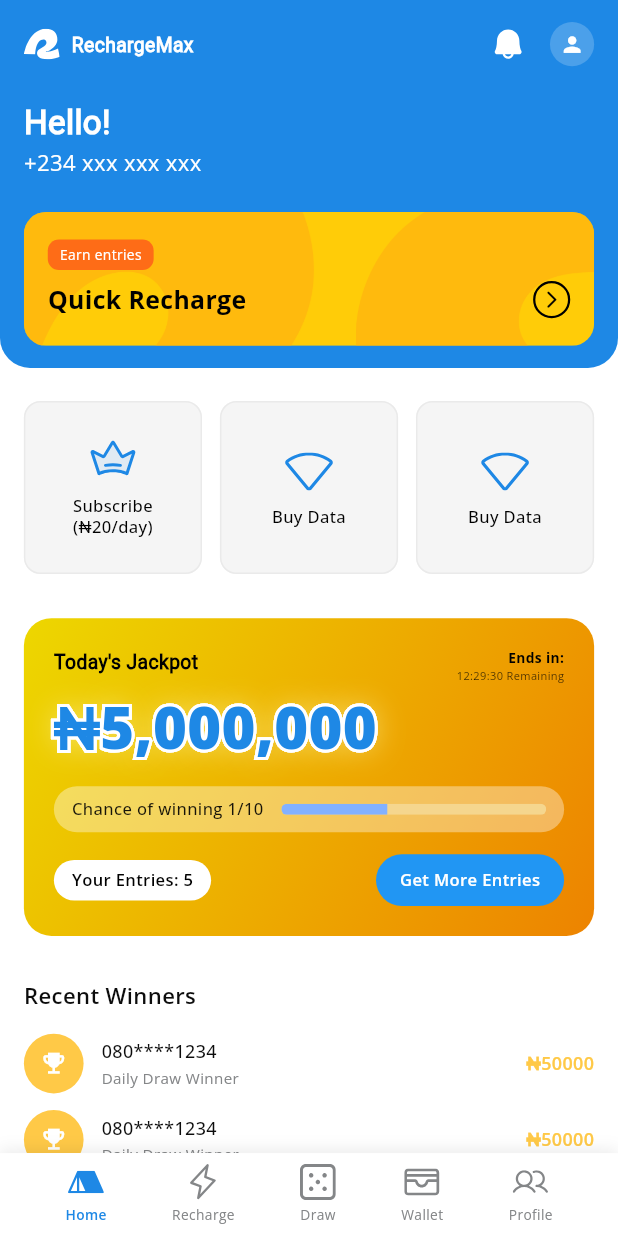
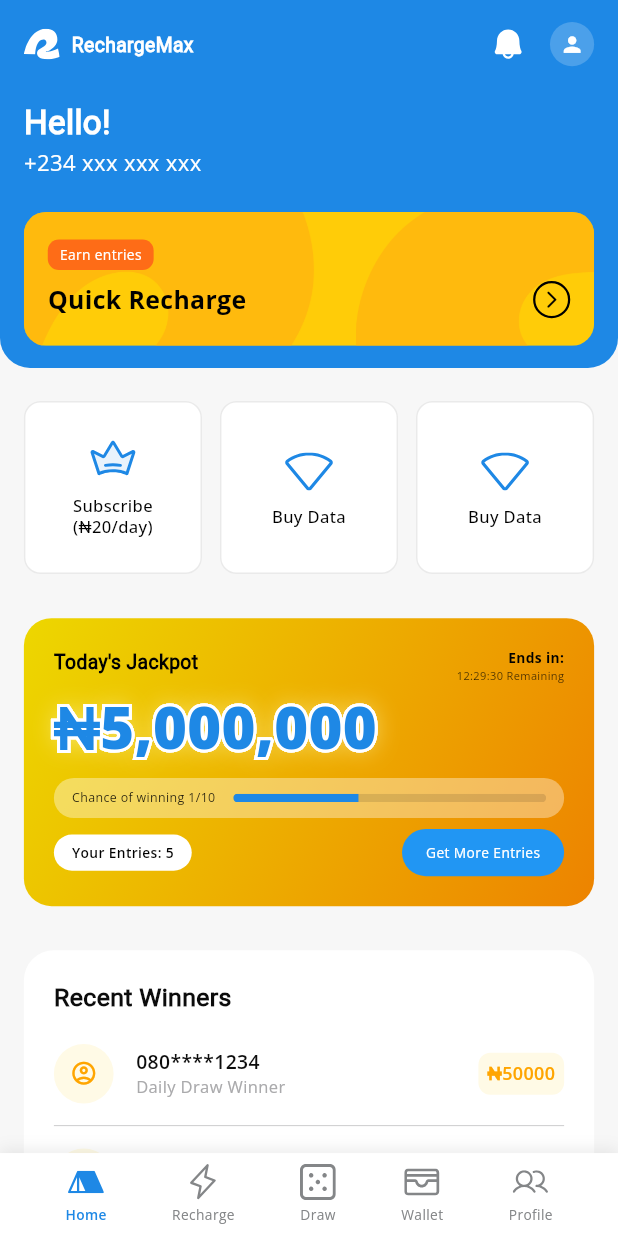
Before and after one commit to Nakeel/rechargeMax, a Flutter app: the HomeScreen screen opened by its route, on a phone screen of 412 x 824 dp. Run offline on Flutter 3.47's test engine with Material 3 defaults, Android fonts, the light colour scheme and no system bars; our stand-ins replace audioplayers, auto_size_text, calendar_date_picker2, confetti, dartz, date_format and 22 more; missing offline and left inert: internet_file, pdfx; accounts and stored records are empty; project files that could hold a hidden picture were left out.

Commit message:
Fixed the custom tier widget based on level type

```diff
--- a/lib/common/widgets/glow_text_widget.dart
+++ b/lib/common/widgets/glow_text_widget.dart
@@ -1,4 +1,5 @@
 import 'package:flutter/material.dart';
+import 'package:recharge_max/core/ui/app_theme.dart';
 
 class GlowTextWidget extends StatelessWidget {
   final String text;
@@ -9,6 +10,7 @@ class GlowTextWidget extends StatelessWidget {
   final double outlineWidth;
   final double shadowBlur;
   final Color shadowColor;
+  // final String fontFamily;
 
   const GlowTextWidget({
     super.key,
@@ -19,6 +21,7 @@ class GlowTextWidget extends StatelessWidget {
     this.outlineColor = Colors.white,
     this.outlineWidth = 6,
     this.shadowBlur = 20,
+    // this.fontFamily =  'Roboto' ,
     this.shadowColor = const Color(0xFFFFF59D), // Yellow glow
   });
 
@@ -32,6 +35,7 @@ class GlowTextWidget extends StatelessWidget {
           style: TextStyle(
             fontSize: fontSize,
             fontWeight: fontWeight,
+            // fontFamily: fontFamily,
             foreground: Paint()
               ..style = PaintingStyle.stroke
               ..strokeWidth = outlineWidth
--- a/lib/core/ui/assets.dart
+++ b/lib/core/ui/assets.dart
@@ -13,6 +13,9 @@ class Assets {
 
   static const String appLogo = 'assets/images/logo.png';
   static const String logoBg = 'assets/images/bg.png';
+  static const String silverTier = 'assets/images/tier-silver.png';
+  static const String goldTier = 'assets/images/tier-silver.png';
+  static const String bronzeTier = 'assets/images/tier-silver.png';
   static const String logoSvg = 'assets/svg/logo.svg';
 
   // Onboarding Assets
--- a/lib/core/ui/colors.dart
+++ b/lib/core/ui/colors.dart
@@ -18,7 +18,11 @@ class AppColors {
   static const green300 = Color(0xffFAFFF9);
   static const green250 = Color(0xffF2F2F2);
   static const amber300 = Color(0xffEDAE49);
+  static const orange800 = Color(0xffFFA500);
+  static const orange600 = Color(0xffFFCC08);
   static const colorOffBlack = Color(0xff242628);
+
+  static const colorSilver = Color(0xFF696969);
   static const unselectedColorBlack = Color(0xff646668);
   static const neutralSwatch = {
     50: Color(0xffF8FAFF),
@@ -57,6 +61,8 @@ class AppColors {
   static Color grey300 = const Color(0XFF889491);
   static Color grey400 = const Color(0XFFEAEAEA);
   static Color lightGrey = const Color(0xffFAFAFA);
+  static Color grey250 = const Color(0xffF7F7F7);
+  static Color grey350 = const Color(0xffAAAAAC);
   static Color itemGrey = const Color(0XFFEFF4ED);
   static Color colorGrey = const Color(0XFF646668);
   static Color hintGrey = const Color(0XFFB2B9B5);
--- a/lib/features/dashboard/presentation/screens/home_screen.dart
+++ b/lib/features/dashboard/presentation/screens/home_screen.dart
@@ -18,7 +18,7 @@ class HomeScreen extends StatelessWidget {
   @override
   Widget build(BuildContext context) {
     return Scaffold(
-      backgroundColor: Colors.white,
+      backgroundColor: AppColors.grey250,
       body: SingleChildScrollView(
         child: Column(
           crossAxisAlignment: CrossAxisAlignment.start,
@@ -56,7 +56,11 @@ class HomeScreen extends StatelessWidget {
             // Loyalty Tier
             Padding(
               padding: EdgeInsets.symmetric(horizontal: 16.w),
-              child: const LoyaltyTierSection(),
+              child: LoyaltyTierCard(
+                config: LoyaltyTierConfig.silver,
+                progress: 0.2,
+                progressLabel: "10 Points to next tier",
+              ),
             ),
 
             SizedBox(height: 32.h),
--- a/lib/features/dashboard/presentation/widgets/jackpot_card.dart
+++ b/lib/features/dashboard/presentation/widgets/jackpot_card.dart
@@ -72,11 +72,11 @@ class JackpotCard extends StatelessWidget {
               text: "₦5,000,000",
               fontSize: 42.sp,
               outlineWidth: 4,
-              shadowBlur: 25,
+              shadowBlur: 20,
             ),
           ),
 
-          SizedBox(height: 12.h),
+          SizedBox(height: 6.h),
 
           // --- CHANCE + PROGRESS BAR ---
           Container(
@@ -92,8 +92,8 @@ class JackpotCard extends StatelessWidget {
                   "Chance of winning 1/10",
                   style: TextStyle(
                     color: Colors.black.withOpacity(.9),
-                    fontSize: 12.sp,
-                    fontWeight: FontWeight.w500,
+                    fontSize: 9.sp,
+                    fontWeight: FontWeight.w400,
                   ),
                 ),
                 SizedBox(width: 12.w),
@@ -102,10 +102,10 @@ class JackpotCard extends StatelessWidget {
                     borderRadius: BorderRadius.circular(20.r),
                     child: LinearProgressIndicator(
                       value: 0.4,
-                      minHeight: 8.h,
-                      backgroundColor: const Color(0xFFF5D68E),
+                      minHeight: 6.h,
+                      backgroundColor: AppColors.colorBlack.withOpacity(.12),
                       valueColor:
-                          AlwaysStoppedAnimation<Color>(Colors.blueAccent.shade100),
+                          AlwaysStoppedAnimation<Color>(AppColors.colorPrimary),
                     ),
                   ),
                 ),
@@ -113,7 +113,7 @@ class JackpotCard extends StatelessWidget {
             ),
           ),
 
-          SizedBox(height: 16.h),
+          SizedBox(height: 8.h),
 
           // --- ENTRIES + BUTTON ---
           Row(
@@ -130,7 +130,7 @@ class JackpotCard extends StatelessWidget {
                   "Your Entries: 5",
                   style: TextStyle(
                     color: Colors.black,
-                    fontSize: 12.sp,
+                    fontSize: 10.sp,
                     fontWeight: FontWeight.w600,
                   ),
                 ),
@@ -150,8 +150,8 @@ class JackpotCard extends StatelessWidget {
                       "Get More Entries",
                       style: TextStyle(
                         color: Colors.white,
-                        fontSize: 12.sp,
-                        fontWeight: FontWeight.w600,
+                        fontSize: 10.sp,
+                        fontWeight: FontWeight.w400,
                       ),
                     ),
                   ),
--- a/lib/features/dashboard/presentation/widgets/loyalty_tier_section.dart
+++ b/lib/features/dashboard/presentation/widgets/loyalty_tier_section.dart
@@ -1,101 +1,132 @@
 import 'package:flutter/material.dart';
 import 'package:flutter_screenutil/flutter_screenutil.dart';
+import 'package:recharge_max/core/ui/app_theme.dart';
+import 'package:recharge_max/core/ui/assets.dart';
 import 'package:recharge_max/core/ui/colors.dart';
+class LoyaltyTierCard extends StatelessWidget {
+  final LoyaltyTierConfig config;
+  final double progress;           // 0.0 – 1.0
+  final String progressLabel;      // e.g. "20 Points to next tier"
 
-class LoyaltyTierSection extends StatelessWidget {
-  const LoyaltyTierSection({Key? key}) : super(key: key);
+  const LoyaltyTierCard({
+    super.key,
+    required this.config,
+    required this.progress,
+    required this.progressLabel,
+  });
 
   @override
   Widget build(BuildContext context) {
     return Container(
+      width: double.infinity,
+      padding: EdgeInsets.all(20.w),
       decoration: BoxDecoration(
-        color: AppColors.lightGrey,
-        borderRadius: BorderRadius.circular(12.r),
+        gradient: LinearGradient(
+          colors: [
+            config.backgroundTop,
+            config.backgroundMiddle,
+            config.backgroundBottom,
+          ],
+          stops: [0.0, .4, 1.0],
+          begin: Alignment.topLeft,
+          end: Alignment.bottomRight,
         ),
-      padding: EdgeInsets.all(16.w),
+        borderRadius: BorderRadius.circular(20.r),
+      ),
+      child: Column(
+        children: [
+          Padding(
+            padding: const EdgeInsets.symmetric(horizontal: 15),
             child: Row(
+              crossAxisAlignment: CrossAxisAlignment.center,
               children: [
-          // Medal Icon
-          Container(
-            width: 60.w,
-            height: 60.w,
-            decoration: BoxDecoration(
-              color: Colors.white,
-              shape: BoxShape.circle,
-              boxShadow: [
-                BoxShadow(
-                  color: Colors.black.withOpacity(0.1),
-                  blurRadius: 8,
-                  offset: const Offset(0, 2),
+                // LEFT CONTENT
+                Expanded(
+                  child: Column(
+                    crossAxisAlignment: CrossAxisAlignment.start,
+                    mainAxisAlignment: MainAxisAlignment.center,
+                    children: [
+                      Text(
+                        "Your Loyalty Tier",
+                        style: TextStyle(
+                          color: Colors.black87,
+                          fontSize: 14.sp,
+                          fontFamily: AppTheme.roboto,
+                          fontWeight: FontWeight.w700,
                         ),
+                      ),
+                      SizedBox(height: 6.h),
+
+                      Text(
+                        config.tierName,
+                        style: TextStyle(
+                          color: config.accentColor,
+                          fontSize: 26.sp,
+                          fontFamily: AppTheme.roboto,
+                          fontWeight: FontWeight.w800,
+                        ),
+                      ),
+
+                      SizedBox(height: 2.h),
+
+                      Text(
+                        config.tierSubtitle,
+                        style: TextStyle(
+                          color: Colors.black54,
+                          fontSize: 12.sp,
+                          fontWeight: FontWeight.w500,
+                        ),
+                      ),
+
+                      SizedBox(height: 14.h),
+
                     ],
-            ),
-            child: Icon(
-              Icons.shield,
-              color: AppColors.colorGrey,
-              size: 32.sp,
                   ),
                 ),
 
                 SizedBox(width: 16.w),
 
-          // Tier Information
-          Expanded(
+                // RIGHT BADGE
+                Image.asset(
+                  config.badgeAsset,
+                  width: 100.w,
+                  height: 100.w,
+                  fit: BoxFit.contain,
+                ),
+              ],
+            ),
+          ),
+          SizedBox(height: 10.h),
+
+          // PROGRESS BAR + LABEL
+
+          Container(
+            decoration: BoxDecoration(
+              color: AppColors.colorWhite.withOpacity(.37),
+              borderRadius: BorderRadius.circular(20.r),
+            ),
+            padding: EdgeInsets.symmetric(horizontal: 12.w,).copyWith(top: 10, bottom: 4),
             child: Column(
               crossAxisAlignment: CrossAxisAlignment.start,
               children: [
-                Text(
-                  'Your Loyalty Tier',
-                  style: TextStyle(
-                    color: AppColors.descTextGrey,
-                    fontSize: 12.sp,
-                    fontWeight: FontWeight.w400,
+                ClipRRect(
+                  borderRadius: BorderRadius.circular(10.r),
+                  child: LinearProgressIndicator(
+                    value: progress,
+                    minHeight: 5.h,
+                    backgroundColor: Colors.black.withOpacity(.1),
+                    valueColor:
+                    AlwaysStoppedAnimation<Color>(config.progressColor),
                   ),
                 ),
-                SizedBox(height: 4.h),
+                // SizedBox(height: 6.h),
                 Text(
-                  'SILVER',
+                  progressLabel,
                   style: TextStyle(
-                    color: AppColors.colorBlack,
-                    fontSize: 18.sp,
-                    fontWeight: FontWeight.w700,
-                  ),
-                ),
-                SizedBox(height: 2.h),
-                Text(
-                  'TIER MEMBER',
-                  style: TextStyle(
-                    color: AppColors.descTextGrey,
+                    color: Colors.black87,
                     fontSize: 11.sp,
-                    fontWeight: FontWeight.w400,
-                  ),
-                ),
-                SizedBox(height: 8.h),
-                Row(
-                  children: [
-                    Expanded(
-                      child: ClipRRect(
-                        borderRadius: BorderRadius.circular(4.r),
-                        child: LinearProgressIndicator(
-                          value: 0.65,
-                          minHeight: 6.h,
-                          backgroundColor: Colors.white.withOpacity(0.5),
-                          valueColor: AlwaysStoppedAnimation<Color>(
-                            AppColors.colorPrimary,
-                          ),
-                        ),
-                      ),
-                    ),
-                    SizedBox(width: 8.w),
-                    Text(
-                      '26 Pts',
-                      style: TextStyle(
-                        color: AppColors.descTextGrey,
-                        fontSize: 10.sp,
                     fontWeight: FontWeight.w500,
                   ),
-                    ),
-                  ],
                 ),
               ],
             ),
@@ -105,3 +136,60 @@ class LoyaltyTierSection extends StatelessWidget {
     );
   }
 }
+
+
+class LoyaltyTierConfig {
+  final String tierName;       // e.g. "SILVER"
+  final String tierSubtitle;   // e.g. "TIER MEMBER"
+  final String badgeAsset;     // icon asset
+  final Color accentColor;     // gold/silver/bronze primary
+  final Color progressColor;   // progress bar fill
+  final Color backgroundTop;   // gradient start
+  final Color backgroundMiddle;// gradient middle
+  final Color backgroundBottom;// gradient end
+
+  const LoyaltyTierConfig({
+    required this.tierName,
+    required this.tierSubtitle,
+    required this.badgeAsset,
+    required this.accentColor,
+    required this.progressColor,
+    required this.backgroundTop,
+    required this.backgroundBottom,
+    required this.backgroundMiddle,
+  });
+
+  // Predefined static themes
+  static LoyaltyTierConfig silver = LoyaltyTierConfig(
+    tierName: "SILVER",
+    tierSubtitle: "TIER MEMBER",
+    badgeAsset: Assets.silverTier,
+    accentColor: AppColors.colorSilver,
+    progressColor: Color(0xFFFFB300), // yellow stripe
+    backgroundTop: Color(0xFFD7D7D7),
+    backgroundBottom:Color(0xFFB9B9B9) ,
+    backgroundMiddle: Color(0xFFF3F3F3),
+  );
+
+  static LoyaltyTierConfig gold = LoyaltyTierConfig(
+    tierName: "GOLD",
+    tierSubtitle: "TIER MEMBER",
+    badgeAsset: Assets.goldTier,
+    accentColor: Color(0xFFFFC107),
+    progressColor: Color(0xFFFFA000),
+    backgroundTop: Color(0xFFFFE082),
+    backgroundMiddle: Color(0xFFFFF3E0),
+    backgroundBottom: Color(0xFFFFC107),
+  );
+
+  static LoyaltyTierConfig bronze = LoyaltyTierConfig(
+    tierName: "BRONZE",
+    tierSubtitle: "TIER MEMBER",
+    badgeAsset: Assets.bronzeTier,
+    accentColor: Color(0xFF8D6E63),
+    backgroundBottom: Color(0xFF8D6E63),
+    progressColor: Color(0xFF8D6E63),
+    backgroundMiddle: Color(0xFFEFEBE9),
+    backgroundTop: Color(0xFFD7CCC8),
+  );
+}
--- a/lib/features/dashboard/presentation/widgets/quick_action_button.dart
+++ b/lib/features/dashboard/presentation/widgets/quick_action_button.dart
@@ -1,6 +1,7 @@
 import 'package:flutter/material.dart';
 import 'package:flutter_screenutil/flutter_screenutil.dart';
 import 'package:flutter_svg/flutter_svg.dart';
+import 'package:recharge_max/core/ui/colors.dart';
 class QuickActionButton extends StatelessWidget {
   final String icon;
   final String label;
@@ -19,7 +20,7 @@ class QuickActionButton extends StatelessWidget {
     // 28% of screen width → dynamic square. Adjust to 0.25–0.32 as desired.
 
     return Material(
-      color: const Color(0xFFF5F5F5),
+      color:  AppColors.colorWhite,
       borderRadius: BorderRadius.circular(12.r),
       child: InkWell(
         borderRadius: BorderRadius.circular(12.r),
--- a/lib/features/dashboard/presentation/widgets/recent_winners_section.dart
+++ b/lib/features/dashboard/presentation/widgets/recent_winners_section.dart
@@ -1,5 +1,6 @@
 import 'package:flutter/material.dart';
 import 'package:flutter_screenutil/flutter_screenutil.dart';
+import 'package:recharge_max/core/ui/app_theme.dart';
 import 'package:recharge_max/core/ui/colors.dart';
 
 class RecentWinnersSection extends StatelessWidget {
@@ -7,18 +8,25 @@ class RecentWinnersSection extends StatelessWidget {
 
   @override
   Widget build(BuildContext context) {
-    return Column(
+    return Container(
+      decoration: BoxDecoration(
+        borderRadius: BorderRadius.circular(20),
+        color: AppColors.colorWhite
+      ),
+      padding: EdgeInsets.symmetric(horizontal: 20, vertical: 20),
+      child: Column(
         crossAxisAlignment: CrossAxisAlignment.start,
         children: [
           Text(
             'Recent Winners',
             style: TextStyle(
               color: AppColors.colorBlack,
-            fontSize: 16.sp,
-            fontWeight: FontWeight.w600,
+              fontSize: 18.sp,
+              fontFamily: AppTheme.roboto,
+              fontWeight: FontWeight.w800,
             ),
           ),
-        SizedBox(height: 16.h),
+          SizedBox(height:20.h),
           ..._buildWinnersList(),
           SizedBox(height: 16.h),
           SizedBox(
@@ -44,6 +52,7 @@ class RecentWinnersSection extends StatelessWidget {
             ),
           ),
         ],
+      ),
     );
   }
 
@@ -55,24 +64,24 @@ class RecentWinnersSection extends StatelessWidget {
     ];
 
     return winners.map((winner) {
-      return Padding(
-        padding: EdgeInsets.only(bottom: 12.h),
-        child: Row(
+      return Column(
+        children: [
+          Row(
             children: [
               Container(
                 width: 40.w,
                 height: 40.w,
                 decoration: BoxDecoration(
-                color: const Color(0xFFFFC947),
+                  color: AppColors.orange600.withOpacity(.1),
                   shape: BoxShape.circle,
                 ),
                 child: Icon(
-                Icons.emoji_events,
-                color: Colors.white,
+                  Icons.account_circle_outlined,
+                  color: AppColors.orange800,
                   size: 20.sp,
                 ),
               ),
-            SizedBox(width: 12.w),
+              SizedBox(width: 15.w),
               Expanded(
                 child: Column(
                   crossAxisAlignment: CrossAxisAlignment.start,
@@ -81,32 +90,47 @@ class RecentWinnersSection extends StatelessWidget {
                       winner['phone']!,
                       style: TextStyle(
                         color: AppColors.colorBlack,
-                      fontSize: 13.sp,
-                      fontWeight: FontWeight.w500,
+                        fontSize: 14.sp,
+                        fontWeight: FontWeight.w600,
                       ),
                     ),
-                  SizedBox(height: 2.h),
+                    // SizedBox(height: 2.h),
                     Text(
                       'Daily Draw Winner',
                       style: TextStyle(
-                      color: AppColors.descTextGrey,
-                      fontSize: 11.sp,
+                        color: AppColors.grey350,
+                        fontSize: 12.sp,
                         fontWeight: FontWeight.w400,
                       ),
                     ),
                   ],
                 ),
               ),
-            Text(
+              Container(
+                padding: EdgeInsets.symmetric(vertical: 5, horizontal: 6),
+                decoration: BoxDecoration(
+                  color: AppColors.orange600.withOpacity(.1),
+                  borderRadius: BorderRadius.circular(8)
+                ),
+                child: Text(
                   winner['prize']!,
                   style: TextStyle(
-                color: const Color(0xFFFFC947),
+                    color: AppColors.orange800,
                     fontSize: 13.sp,
                     fontWeight: FontWeight.w600,
                   ),
                 ),
+              ),
             ],
           ),
+          Padding(
+            padding: const EdgeInsets.symmetric(vertical: 15),
+            child: Divider(
+              color: AppColors.grey350.withOpacity(.8),
+              thickness: .5,
+            ),
+          )
+        ],
       );
     }).toList();
   }
```
Also changed, not shown: assets/images/tier-silver.png (added). Lines whose indentation alone changed are shown as unchanged.
